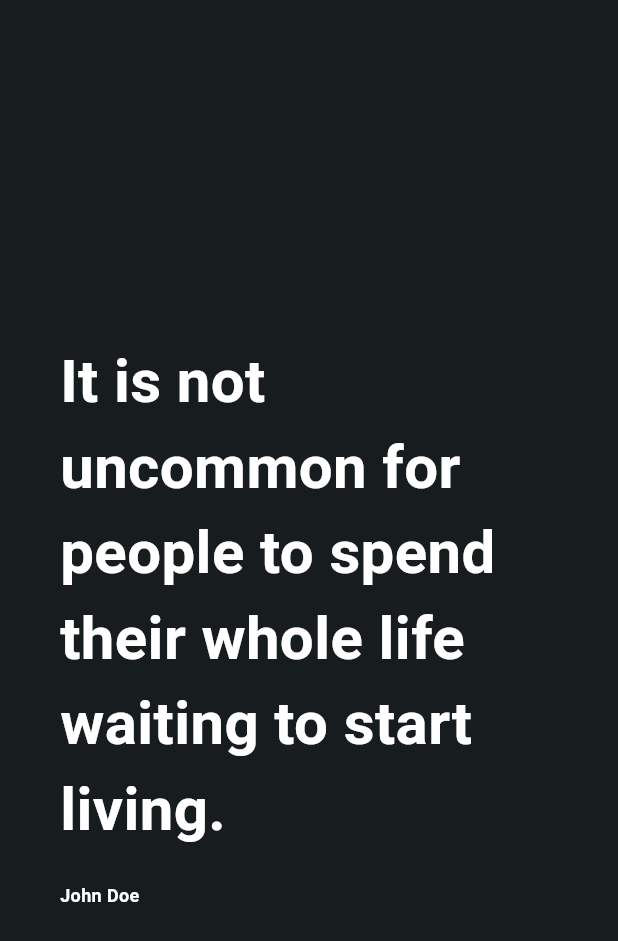
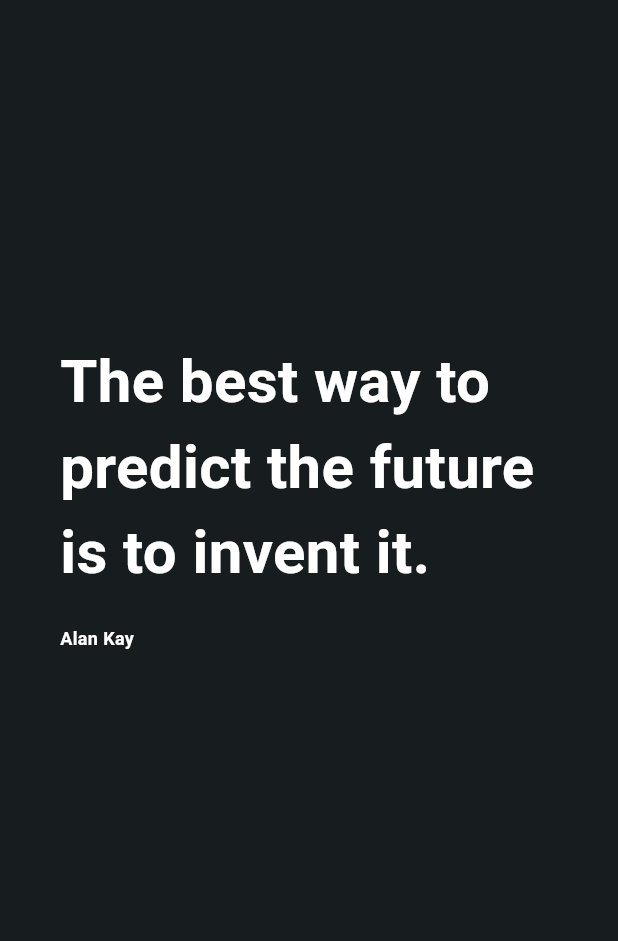
Before and after one commit to rryyy/crack-and-tell, a Flutter app: the screen it shows after launch, on a phone screen of 412 x 824 dp. Shown: the top 941 px of the screen. Run offline on Flutter 3.47's test engine with Material 3 defaults, Android fonts, the phone set to English and light mode, and no system bars; drawn by our look-alikes of animated_background, auto_size_text.

Commit message:
[WIP] - improved quote page widget

```diff
--- /dev/null
+++ b/lib/features/quote/domain/entities/quote.dart
@@ -0,0 +1,9 @@
+class Quote {
+  final String text;
+  final String author;
+
+  const Quote({
+    required this.text,
+    required this.author
+  });
+}
--- a/lib/features/quote/presentation/pages/quote_page.dart
+++ b/lib/features/quote/presentation/pages/quote_page.dart
@@ -1,5 +1,7 @@
-import 'package:animated_background/animated_background.dart';
-import 'package:auto_size_text/auto_size_text.dart';
+
+import 'package:crack_and_tell/features/quote/domain/entities/quote.dart';
+import 'package:crack_and_tell/features/quote/presentation/widgets/animated_particle_background.dart';
+import 'package:crack_and_tell/features/quote/presentation/widgets/quote_display.dart';
 import 'package:flutter/material.dart';
 
 class QuotePage extends StatefulWidget {
@@ -9,65 +11,21 @@ class QuotePage extends StatefulWidget {
   State<QuotePage> createState() => _QuotePageState();
 }
 
-class _QuotePageState extends State<QuotePage> with SingleTickerProviderStateMixin{
+class _QuotePageState extends State<QuotePage> with TickerProviderStateMixin{
   @override
   Widget build(BuildContext context) {
     return Scaffold(
       backgroundColor: Theme.of(context).colorScheme.onSurface,
-      body: AnimatedBackground(
+      body: AnimatedParticleBackground(
         vsync: this,
-        behaviour: RandomParticleBehaviour(
-          options: ParticleOptions(
-            baseColor: Theme.of(context).colorScheme.onSurfaceVariant,
-            spawnOpacity: 0.0,
-            opacityChangeRate: 0.25,
-            minOpacity: 0.1,
-            maxOpacity: 0.4,
-            spawnMinSpeed: 10.00,
-            spawnMaxSpeed: 50.00,
-            spawnMinRadius: 1.00,
-            spawnMaxRadius: 50.00,
-            particleCount: 50,
-          )
-        ),
         child: Center(
-        child: Container(
-          width: MediaQuery.of(context).size.width,
-          height: MediaQuery.of(context).size.height / 2,
-          // color: Theme.of(context).colorScheme.onSurfaceVariant,
-          padding: const EdgeInsets.symmetric(vertical: 20, horizontal: 40),
-          child: Column(
-            crossAxisAlignment: CrossAxisAlignment.start,
-            mainAxisAlignment: MainAxisAlignment.start,
-            children: [
-              AutoSizeText(
-                'It is not uncommon for people to spend their whole life waiting to start living.',
-                maxLines: 10,
-                minFontSize: 12,
-                overflow: TextOverflow.ellipsis,
-                textAlign: TextAlign.left,
-                style: TextStyle(
-                  fontSize: 40,
-                  color: Colors.white,
-                  fontWeight: FontWeight.bold,
-                ),
-              ),
-              const SizedBox(height: 20),
-              AutoSizeText(
-                'John Doe',
-                maxLines: 1,
-                minFontSize: 6,
-                textAlign: TextAlign.left,
-                style: TextStyle(
-                  fontSize: 12,
-                  color: Colors.white,
-                  fontWeight: FontWeight.bold,
-                ),
-              ),
-            ],
+          child: QuoteDisplay(
+            quote: const Quote(
+              text: "The best way to predict the future is to invent it.",
+              author: "Alan Kay"
+            )
           )
         )
-      )
       )
     );
   }
--- /dev/null
+++ b/lib/features/quote/presentation/widgets/animated_particle_background.dart
@@ -0,0 +1,35 @@
+import 'package:flutter/material.dart';
+import 'package:animated_background/animated_background.dart';
+
+
+class AnimatedParticleBackground extends StatelessWidget {
+  final TickerProvider vsync;
+  final Widget child;
+
+  const AnimatedParticleBackground({
+    super.key,
+    required this.vsync, required this.child
+  });
+
+  @override
+  Widget build(BuildContext context) {
+    return AnimatedBackground(
+      vsync: vsync,
+      behaviour: RandomParticleBehaviour(
+        options: ParticleOptions(
+          baseColor: Theme.of(context).colorScheme.onSurfaceVariant,
+          spawnOpacity: 0.0,
+          opacityChangeRate: 0.25,
+          minOpacity: 0.1,
+          maxOpacity: 0.4,
+          spawnMinSpeed: 10.00,
+          spawnMaxSpeed: 50.00,
+          spawnMinRadius: 1.00,
+          spawnMaxRadius: 50.00,
+          particleCount: 50,
+        )
+      ),
+      child: child
+    );
+  }
+}
--- /dev/null
+++ b/lib/features/quote/presentation/widgets/quote_display.dart
@@ -0,0 +1,52 @@
+import 'package:crack_and_tell/features/quote/domain/entities/quote.dart';
+import 'package:flutter/material.dart';
+import 'package:auto_size_text/auto_size_text.dart';
+
+class QuoteDisplay extends StatelessWidget {
+  final Quote quote;
+
+  const QuoteDisplay({
+    super.key,
+    required this.quote
+  });
+
+  @override
+  Widget build(BuildContext context) {
+    return Container(
+      width: MediaQuery.of(context).size.width,
+      height: MediaQuery.of(context).size.height / 2,
+      // color: Theme.of(context).colorScheme.onSurfaceVariant,
+      padding: const EdgeInsets.symmetric(vertical: 20, horizontal: 40),
+      child: Column(
+        crossAxisAlignment: CrossAxisAlignment.start,
+        mainAxisAlignment: MainAxisAlignment.start,
+        children: [
+          AutoSizeText(
+            quote.text,
+            maxLines: 10,
+            minFontSize: 12,
+            overflow: TextOverflow.ellipsis,
+            textAlign: TextAlign.left,
+            style: TextStyle(
+              fontSize: 40,
+              color: Colors.white,
+              fontWeight: FontWeight.bold,
+            ),
+          ),
+          const SizedBox(height: 20),
+          AutoSizeText(
+            quote.author,
+            maxLines: 1,
+            minFontSize: 6,
+            textAlign: TextAlign.left,
+            style: TextStyle(
+              fontSize: 12,
+              color: Colors.white,
+              fontWeight: FontWeight.bold,
+            ),
+          ),
+        ],
+      )
+    );
+  }
+}
```
